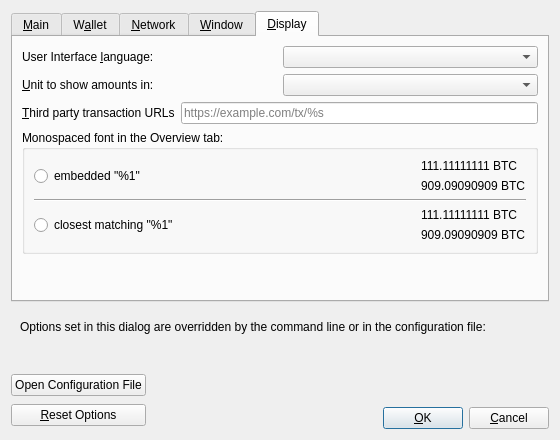
This is src/qt/forms/optionsdialog.ui in tngc-one/tngcoin as Qt 5 draws it before an edit. The edited form follows.
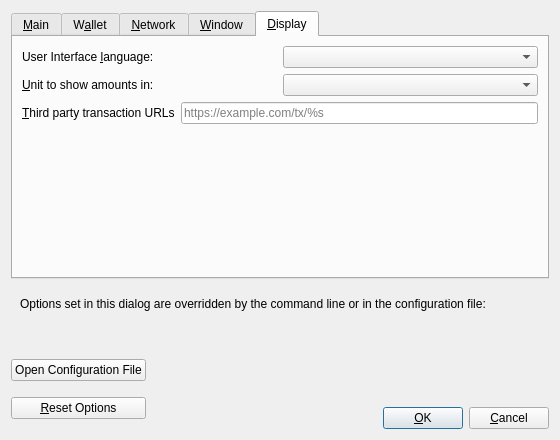
This is the edited form. The open tabs and pages were chosen to show the change. Custom widgets are drawn as their Qt base class.

What changed in the file:
```diff
--- a/src/qt/forms/optionsdialog.ui
+++ b/src/qt/forms/optionsdialog.ui
@@ -28,7 +28,7 @@
       </attribute>
       <layout class="QVBoxLayout" name="verticalLayout_Main">
        <item>
-        <widget class="QCheckBox" name="bitcoinAtStartup">
+        <widget class="QCheckBox" name="trustnetworkglobalcoinAtStartup">
          <property name="toolTip">
           <string>Automatically start %1 after logging in to the system.</string>
          </property>
@@ -55,7 +55,7 @@
         <item>
          <widget class="QCheckBox" name="prune">
           <property name="toolTip">
-           <string>Enabling pruning significantly reduces the disk space required to store transactions. All blocks are still fully validated. Reverting this setting requires re-downloading the entire blockchain.</string>
+           <string>Disables some advanced features but all blocks will still be fully validated. Reverting this setting requires re-downloading the entire blockchain. Actual disk usage may be somewhat higher.</string>
           </property>
           <property name="text">
            <string>Prune &amp;block storage to</string>
@@ -252,23 +252,13 @@
        <item>
         <widget class="QCheckBox" name="mapPortUpnp">
          <property name="toolTip">
-          <string>Automatically open the Bitcoin client port on the router. This only works when your router supports UPnP and it is enabled.</string>
+          <string>Automatically open the TrustNetworkGlobalCoin client port on the router. This only works when your router supports UPnP and it is enabled.</string>
          </property>
          <property name="text">
           <string>Map port using &amp;UPnP</string>
          </property>
         </widget>
        </item>
-       <item>
-        <widget class="QCheckBox" name="mapPortNatpmp">
-         <property name="toolTip">
-          <string>Automatically open the Bitcoin client port on the router. This only works when your router supports NAT-PMP and it is enabled. The external port could be random.</string>
-         </property>
-         <property name="text">
-          <string>Map port using NA&amp;T-PMP</string>
-         </property>
-        </widget>
-       </item>
        <item>
         <widget class="QCheckBox" name="allowIncoming">
          <property name="toolTip">
@@ -282,7 +272,7 @@
        <item>
         <widget class="QCheckBox" name="connectSocks">
          <property name="toolTip">
-          <string>Connect to the Bitcoin network through a SOCKS5 proxy.</string>
+          <string>Connect to the TrustNetworkGlobalCoin network through a SOCKS5 proxy.</string>
          </property>
          <property name="text">
           <string>&amp;Connect through SOCKS5 proxy (default proxy):</string>
@@ -469,7 +459,7 @@
        <item>
         <widget class="QCheckBox" name="connectSocksTor">
          <property name="toolTip">
-          <string>Connect to the Bitcoin network through a separate SOCKS5 proxy for Tor onion services.</string>
+          <string>Connect to the TrustNetworkGlobalCoin network through a separate SOCKS5 proxy for Tor onion services.</string>
          </property>
          <property name="text">
           <string>Use separate SOCKS&amp;5 proxy to reach peers via Tor onion services:</string>
@@ -578,15 +568,12 @@
       </attribute>
       <layout class="QVBoxLayout" name="verticalLayout_Window">
        <item>
-        <widget class="QCheckBox" name="showTrayIcon">
+        <widget class="QCheckBox" name="hideTrayIcon">
          <property name="toolTip">
-          <string>Show the icon in the system tray.</string>
+          <string>Hide the icon from the system tray.</string>
          </property>
          <property name="text">
-          <string>&amp;Show tray icon</string>
-         </property>
-         <property name="checked">
-          <bool>true</bool>
+          <string>&amp;Hide tray icon</string>
          </property>
         </widget>
        </item>
@@ -705,106 +692,6 @@
          </item>
         </layout>
        </item>
-       <item>
-        <widget class="QGroupBox" name="font_groupBox">
-         <property name="title">
-          <string>Monospaced font in the Overview tab:</string>
-         </property>
-         <layout class="QVBoxLayout" name="font_verticalLayout">
-          <item>
-           <layout class="QHBoxLayout" name="embeddedFont_horizontalLayout">
-            <item>
-             <widget class="QRadioButton" name="embeddedFont_radioButton">
-              <property name="text">
-               <string>embedded &quot;%1&quot;</string>
-              </property>
-             </widget>
-            </item>
-            <item>
-             <spacer name="embeddedFont_horizontalSpacer">
-              <property name="orientation">
-               <enum>Qt::Horizontal</enum>
-              </property>
-              <property name="sizeHint" stdset="0">
-               <size>
-                <width>40</width>
-                <height>20</height>
-               </size>
-              </property>
-             </spacer>
-            </item>
-            <item>
-             <layout class="QVBoxLayout" name="embeddedFont_verticalLayout">
-              <item>
-               <widget class="QLabel" name="embeddedFont_label_1">
-                <property name="text">
-                 <string>111.11111111 BTC</string>
-                </property>
-               </widget>
-              </item>
-              <item>
-               <widget class="QLabel" name="embeddedFont_label_9">
-                <property name="text">
-                 <string>909.09090909 BTC</string>
-                </property>
-               </widget>
-              </item>
-             </layout>
-            </item>
-           </layout>
-          </item>
-          <item>
-           <widget class="Line" name="font_line">
-            <property name="orientation">
-             <enum>Qt::Horizontal</enum>
-            </property>
-           </widget>
-          </item>
-          <item>
-           <layout class="QHBoxLayout" name="systemFont_horizontalLayout">
-            <item>
-             <widget class="QRadioButton" name="systemFont_radioButton">
-              <property name="text">
-               <string>closest matching &quot;%1&quot;</string>
-              </property>
-             </widget>
-            </item>
-            <item>
-             <spacer name="systemFont_horizontalSpacer">
-              <property name="orientation">
-               <enum>Qt::Horizontal</enum>
-              </property>
-              <property name="sizeHint" stdset="0">
-               <size>
-                <width>40</width>
-                <height>20</height>
-               </size>
-              </property>
-             </spacer>
-            </item>
-            <item>
-             <layout class="QVBoxLayout" name="systemFont_verticalLayout">
-              <item>
-               <widget class="QLabel" name="systemFont_label_1">
-                <property name="text">
-                 <string>111.11111111 BTC</string>
-                </property>
-               </widget>
-              </item>
-              <item>
-               <widget class="QLabel" name="systemFont_label_9">
-                <property name="text">
-                 <string>909.09090909 BTC</string>
-                </property>
-               </widget>
-              </item>
-             </layout>
-            </item>
-           </layout>
-          </item>
-         </layout>
-        </widget>
-       </item>
        <item>
         <spacer name="verticalSpacer_Display">
          <property name="orientation">
@@ -873,7 +760,7 @@
      <item>
       <layout class="QVBoxLayout" name="verticalLayout_Buttons">
        <item>
-        <widget class="QPushButton" name="openBitcoinConfButton">
+        <widget class="QPushButton" name="openTrustNetworkGlobalCoinConfButton">
          <property name="toolTip">
           <string>Open the %1 configuration file from the working directory.</string>
          </property>
```
